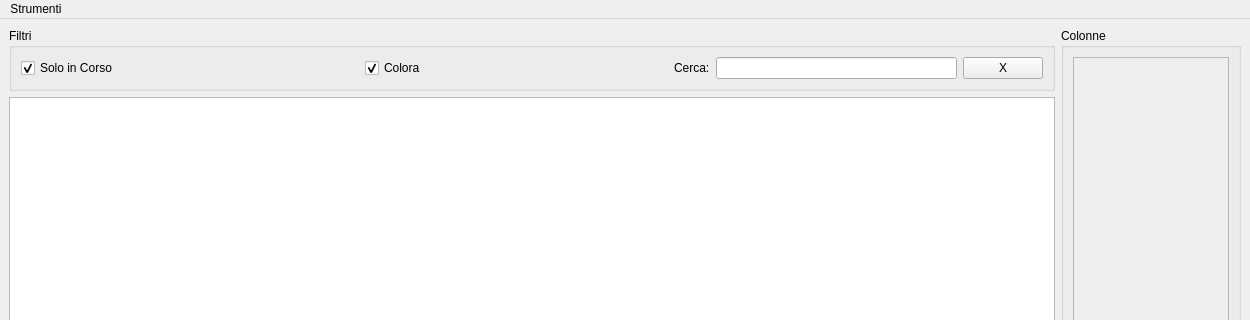
Above: mainwindow.ui from tarateo78/Praticometro before the change; both pictures show x 0 to 1250 and y 0 to 320 of the 1250 by 700 pixel window. Below: the same form after it.
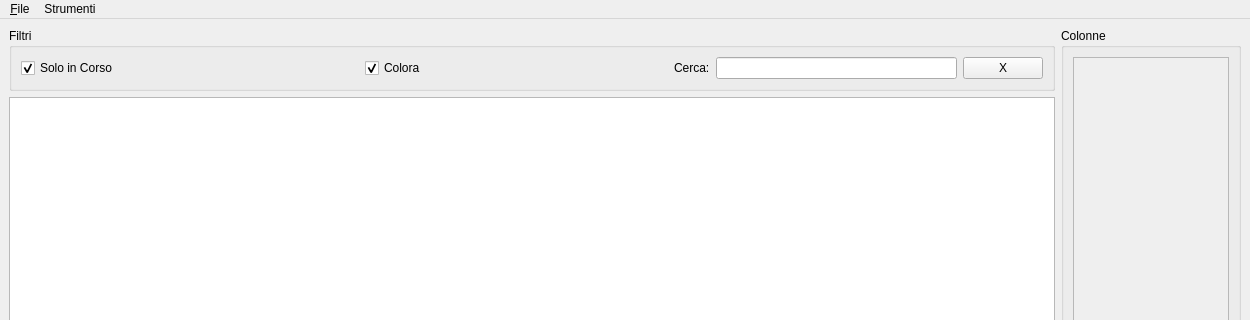
That is the form after the change.

What changed in the file:
```diff
--- a/mainwindow.ui
+++ b/mainwindow.ui
@@ -170,6 +170,13 @@
     <addaction name="actionGestione_Stato_Pratiche"/>
     <addaction name="actionCartella_Progetti"/>
    </widget>
+   <widget class="QMenu" name="menu_File">
+    <property name="title">
+     <string>&amp;File</string>
+    </property>
+    <addaction name="actionEsporta_csv"/>
+   </widget>
+   <addaction name="menu_File"/>
    <addaction name="menuStrumenti"/>
   </widget>
   <widget class="QStatusBar" name="statusbar"/>
```
Left out of the diff: 5 changed lines with no effect on the pictures.
